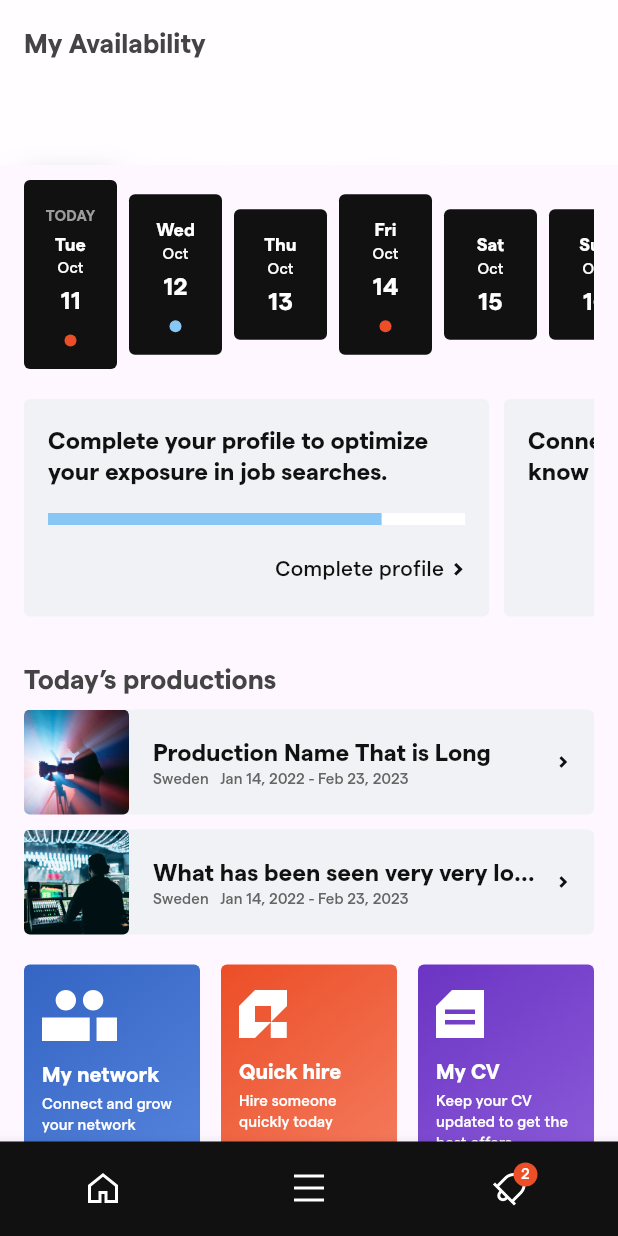
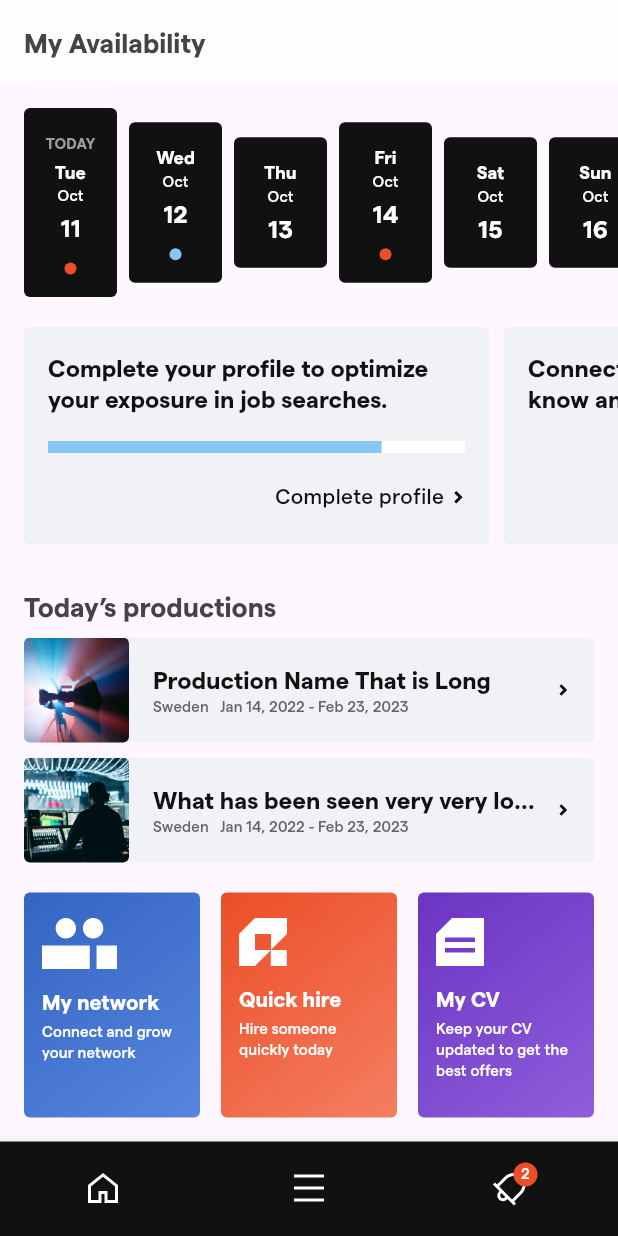
Before and after one commit to IlyaZadyabin/media, a Flutter app: the screen it shows after launch, on a phone screen of 412 x 824 dp. Run offline on Flutter 3.47's test engine with Material 2 defaults, Android fonts, the phone set to English and light mode, and no system bars; our stand-ins replace flutter_svg.

```diff
--- a/lib/home/view/screen/glass_frost_app_bar.dart
+++ b/lib/home/view/screen/glass_frost_app_bar.dart
@@ -37,7 +37,7 @@ class _GlassFrostAppBarState extends State<GlassFrostAppBar>
     );
 
     widget.mainScrollController.addListener(() {
-      if (widget.mainScrollController.offset > 150) {
+      if (widget.mainScrollController.offset > 140) {
         _expandController.forward();
       } else {
         _expandController.reverse();
@@ -55,12 +55,12 @@ class _GlassFrostAppBarState extends State<GlassFrostAppBar>
           child: Column(
             mainAxisSize: MainAxisSize.min,
             children: [
-              Container(height: 110),
+              Container(height: MediaQuery.of(context).padding.top),
               SizeTransition(
                 axisAlignment: 1,
                 sizeFactor: animation,
                 child: const Padding(
-                  padding: EdgeInsets.symmetric(horizontal: 16, vertical: 8),
+                  padding: EdgeInsets.symmetric(vertical: 8),
                   child: HorizontalDates(isCollapsed: true),
                 ),
               ),
--- a/lib/home/view/screen/home_screen.dart
+++ b/lib/home/view/screen/home_screen.dart
@@ -50,17 +50,24 @@ class _HomeScreenState extends State<HomeScreen> {
       bottomNavigationBar: const BottomNavigation(),
       body: Stack(
         children: [
+          SingleChildScrollView(
+            key: const Key('home_screen_scroll_view'),
+            controller: _scrollController,
+            child: Column(
+              children: [
+                SizedBox(
+                  height: MediaQuery.of(context).padding.top +
+                      AppBar().preferredSize.height,
+                ),
+                const SizedBox(height: 16),
+                const HorizontalDates(),
+                const SizedBox(height: 20),
+                const Tasks(),
+                const SizedBox(height: 30),
                 Padding(
                   padding: const EdgeInsets.symmetric(horizontal: 16),
-            child: SingleChildScrollView(
-              controller: _scrollController,
                   child: Column(
                     children: const [
-                  SizedBox(height: 120),
-                  HorizontalDates(),
-                  SizedBox(height: 20),
-                  Tasks(),
-                  SizedBox(height: 30),
                       ProductionsList(),
                       SizedBox(height: 20),
                       PageTaleList(),
@@ -68,9 +75,11 @@ class _HomeScreenState extends State<HomeScreen> {
                       MyJobOffers(),
                       SizedBox(height: 20),
                       StarredPosts(),
-                  SizedBox(height: 48),
                     ],
                   ),
+                ),
+                const SizedBox(height: 48),
+              ],
             ),
           ),
           GlassFrostAppBar(mainScrollController: _scrollController),
--- a/lib/home/view/screen/horizontal_dates.dart
+++ b/lib/home/view/screen/horizontal_dates.dart
@@ -13,7 +13,9 @@ class HorizontalDates extends StatelessWidget {
     return SingleChildScrollView(
       scrollDirection: Axis.horizontal,
       child: Row(
-        children: List.generate(10, (i) => i).map((index) {
+        children: [
+          const SizedBox(width: 16),
+          ...List.generate(10, (i) => i).map((index) {
             Color? circleColor;
             if (index == 0 || index == 3) {
               circleColor = CoreStyles.red;
@@ -33,7 +35,9 @@ class HorizontalDates extends StatelessWidget {
                       circleColor: circleColor,
                     ),
             );
-        }).toList(),
+          }),
+          const SizedBox(width: 16),
+        ],
       ),
     );
   }
--- a/lib/home/view/screen/tasks.dart
+++ b/lib/home/view/screen/tasks.dart
@@ -10,6 +10,7 @@ class Tasks extends StatelessWidget {
       scrollDirection: Axis.horizontal,
       child: Row(
         children: const [
+          SizedBox(width: 16),
           TaskPlate(
             title: 'Complete your profile to optimize your exposure in job '
                 'searches.',
@@ -29,6 +30,7 @@ class Tasks extends StatelessWidget {
             action: 'Get verified',
             progress: null,
           ),
+          SizedBox(width: 16),
         ],
       ),
     );
```
Also changed, not shown: 2 other files. Lines whose indentation alone changed are shown as unchanged.
